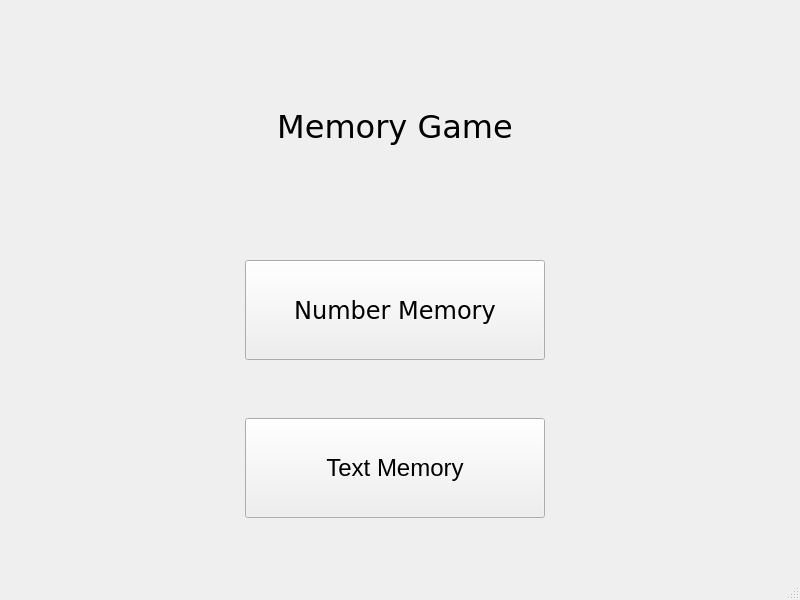
Above: Memory_Game/mainwindow.ui from lrchva/Memory_Game before the change. Below: the same form after it.
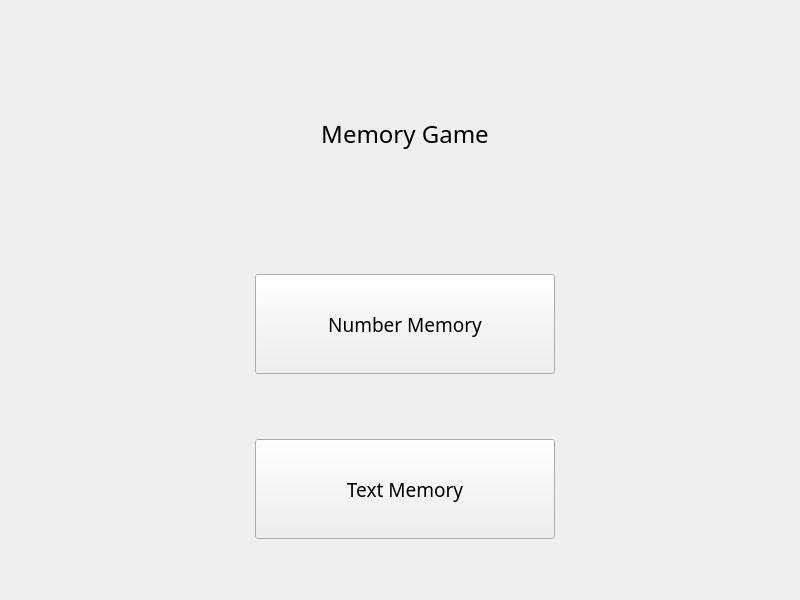
That is the form after the change.

Diff of the .ui file:
```diff
--- a/Memory_Game/mainwindow.ui
+++ b/Memory_Game/mainwindow.ui
@@ -26,22 +26,37 @@
    <string>MainWindow</string>
   </property>
   <widget class="QWidget" name="centralwidget">
+   <property name="minimumSize">
+    <size>
+     <width>800</width>
+     <height>600</height>
+    </size>
+   </property>
    <property name="maximumSize">
     <size>
-     <width>1000</width>
-     <height>1000</height>
+     <width>800</width>
+     <height>600</height>
     </size>
    </property>
    <widget class="QWidget" name="gridLayoutWidget">
     <property name="geometry">
      <rect>
-      <x>0</x>
+      <x>10</x>
       <y>0</y>
       <width>791</width>
-      <height>571</height>
+      <height>601</height>
      </rect>
     </property>
     <layout class="QGridLayout" name="gridLayout">
+     <property name="sizeConstraint">
+      <enum>QLayout::SetDefaultConstraint</enum>
+     </property>
+     <property name="leftMargin">
+      <number>0</number>
+     </property>
+     <property name="horizontalSpacing">
+      <number>6</number>
+     </property>
      <item row="0" column="0">
       <widget class="QLabel" name="label">
        <property name="maximumSize">
@@ -52,8 +67,9 @@
        </property>
        <property name="font">
         <font>
-         <family>Verdana</family>
-         <pointsize>24</pointsize>
+         <family>Franklin Gothic Demi Cond</family>
+         <pointsize>18</pointsize>
+         <bold>false</bold>
         </font>
        </property>
        <property name="text">
@@ -64,25 +80,6 @@
        </property>
       </widget>
      </item>
-     <item row="1" column="0">
-      <widget class="QPushButton" name="button_numbermem">
-       <property name="maximumSize">
-        <size>
-         <width>300</width>
-         <height>100</height>
-        </size>
-       </property>
-       <property name="font">
-        <font>
-         <family>Verdana</family>
-         <pointsize>18</pointsize>
-        </font>
-       </property>
-       <property name="text">
-        <string>Number Memory</string>
-       </property>
-      </widget>
-     </item>
      <item row="2" column="0">
       <widget class="QPushButton" name="button_textmem">
        <property name="maximumSize">
@@ -93,7 +90,8 @@
        </property>
        <property name="font">
         <font>
-         <pointsize>18</pointsize>
+         <family>Franklin Gothic Demi</family>
+         <pointsize>14</pointsize>
         </font>
        </property>
        <property name="text">
@@ -101,10 +99,28 @@
        </property>
       </widget>
      </item>
+     <item row="1" column="0">
+      <widget class="QPushButton" name="button_numbermem">
+       <property name="maximumSize">
+        <size>
+         <width>300</width>
+         <height>100</height>
+        </size>
+       </property>
+       <property name="font">
+        <font>
+         <family>Franklin Gothic Demi</family>
+         <pointsize>14</pointsize>
+        </font>
+       </property>
+       <property name="text">
+        <string>Number Memory</string>
+       </property>
+      </widget>
+     </item>
     </layout>
    </widget>
   </widget>
-  <widget class="QStatusBar" name="statusbar"/>
  </widget>
  <resources/>
  <connections/>
```
